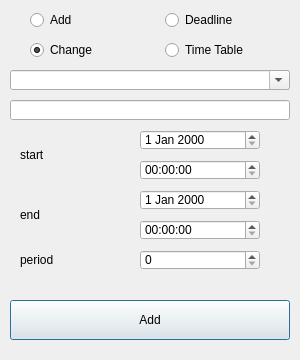
The window that data_change_form.ui (Sooneur/windows_desktop_timetable) describes before a commit, drawn with Qt 5.
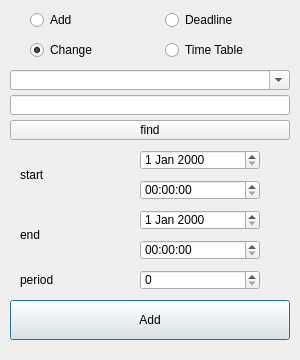
The same window after the commit.

Commit message: 1.8 part which add changes to database ready for 90% (delete button needed)

What changed in the file:
```diff
--- a/data_change_form.ui
+++ b/data_change_form.ui
@@ -97,7 +97,7 @@
    <property name="geometry">
     <rect>
      <x>10</x>
-     <y>100</y>
+     <y>95</y>
      <width>280</width>
      <height>20</height>
     </rect>
@@ -107,7 +107,7 @@
    <property name="geometry">
     <rect>
      <x>140</x>
-     <y>130</y>
+     <y>150</y>
      <width>120</width>
      <height>20</height>
     </rect>
@@ -117,7 +117,7 @@
    <property name="geometry">
     <rect>
      <x>140</x>
-     <y>160</y>
+     <y>180</y>
      <width>120</width>
      <height>20</height>
     </rect>
@@ -127,7 +127,7 @@
    <property name="geometry">
     <rect>
      <x>20</x>
-     <y>145</y>
+     <y>165</y>
      <width>50</width>
      <height>20</height>
     </rect>
@@ -140,7 +140,7 @@
    <property name="geometry">
     <rect>
      <x>20</x>
-     <y>205</y>
+     <y>225</y>
      <width>50</width>
      <height>20</height>
     </rect>
@@ -153,7 +153,7 @@
    <property name="geometry">
     <rect>
      <x>140</x>
-     <y>220</y>
+     <y>240</y>
      <width>120</width>
      <height>20</height>
     </rect>
@@ -163,7 +163,7 @@
    <property name="geometry">
     <rect>
      <x>140</x>
-     <y>190</y>
+     <y>210</y>
      <width>120</width>
      <height>20</height>
     </rect>
@@ -173,7 +173,7 @@
    <property name="geometry">
     <rect>
      <x>20</x>
-     <y>250</y>
+     <y>270</y>
      <width>50</width>
      <height>20</height>
     </rect>
@@ -186,7 +186,7 @@
    <property name="geometry">
     <rect>
      <x>140</x>
-     <y>250</y>
+     <y>270</y>
      <width>120</width>
      <height>20</height>
     </rect>
@@ -205,6 +205,19 @@
     <string>Add</string>
    </property>
   </widget>
+  <widget class="QPushButton" name="find_btn">
+   <property name="geometry">
+    <rect>
+     <x>10</x>
+     <y>120</y>
+     <width>280</width>
+     <height>20</height>
+    </rect>
+   </property>
+   <property name="text">
+    <string>find</string>
+   </property>
+  </widget>
  </widget>
  <resources/>
  <connections/>
```
The commit also changes 3 other files.
